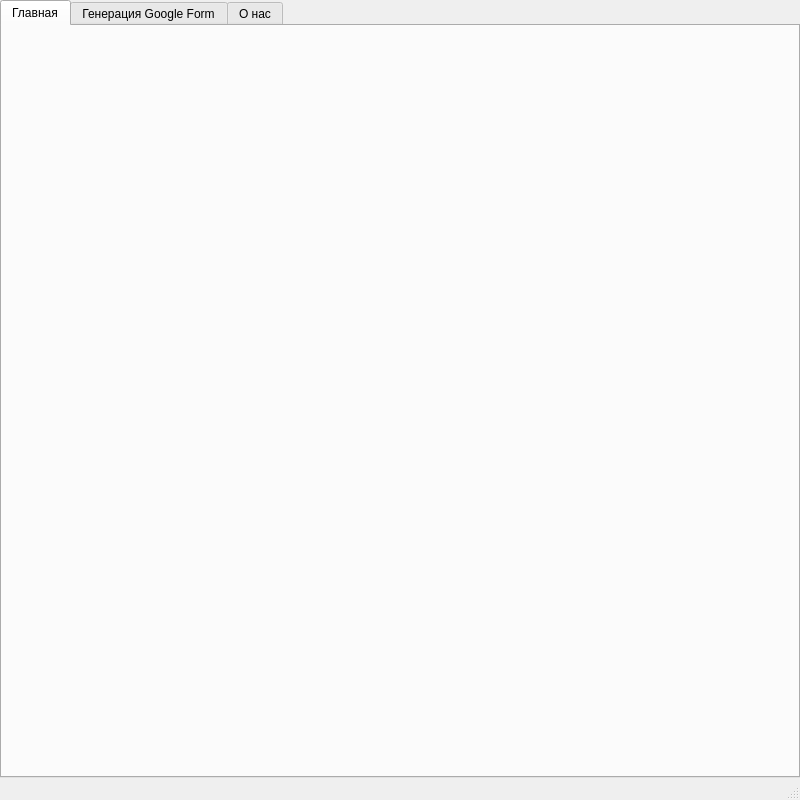
Old version of the form Mainwindow.ui in the repository egorchernobai/SOP_for_NovSU.
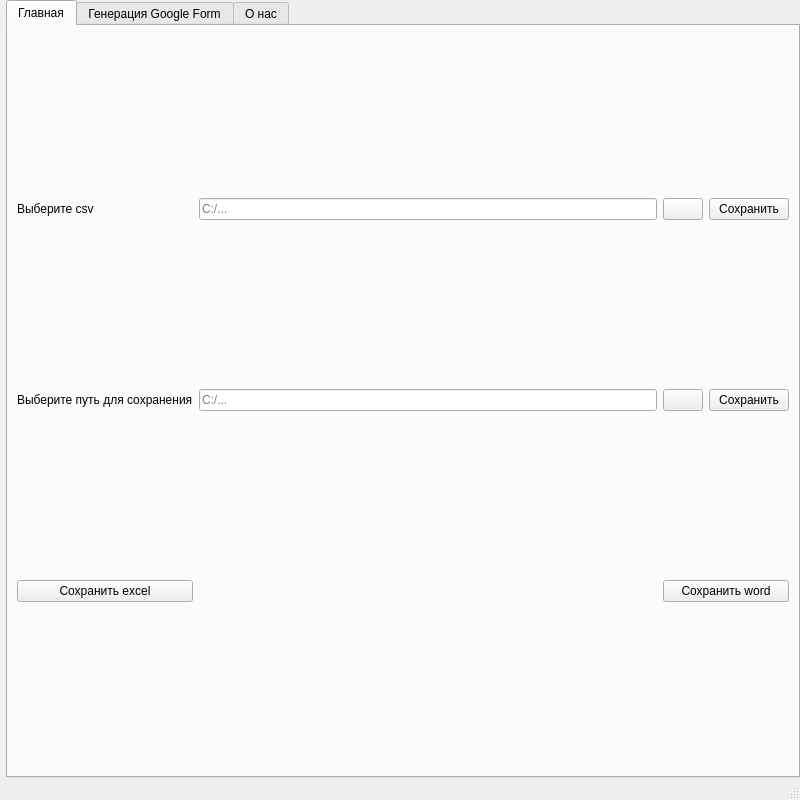
New version of the form. The open tabs and pages were chosen to show the change.

Patch:
```diff
--- a/Mainwindow.ui
+++ b/Mainwindow.ui
@@ -38,7 +38,7 @@
      <height>16777215</height>
     </size>
    </property>
-   <layout class="QGridLayout" name="gridLayout">
+   <layout class="QFormLayout" name="formLayout">
     <property name="leftMargin">
      <number>0</number>
     </property>
@@ -52,8 +52,9 @@
      <number>0</number>
     </property>
     <item row="0" column="0">
-     <layout class="QVBoxLayout" name="verticalLayout_3">
-      <item>
+     <layout class="QGridLayout" name="gridLayout"/>
+    </item>
+    <item row="0" column="1">
        <widget class="QTabWidget" name="tabWidget">
         <property name="currentIndex">
          <number>1</number>
@@ -62,6 +63,78 @@
          <attribute name="title">
           <string>Главная</string>
          </attribute>
+       <layout class="QGridLayout" name="gridLayout_4">
+        <item row="0" column="0">
+         <widget class="QLabel" name="label_7">
+          <property name="text">
+           <string>Выберите csv</string>
+          </property>
+         </widget>
+        </item>
+        <item row="0" column="2">
+         <widget class="QLineEdit" name="csv_path">
+          <property name="placeholderText">
+           <string>C:/...</string>
+          </property>
+         </widget>
+        </item>
+        <item row="0" column="4">
+         <widget class="QPushButton" name="csv_save">
+          <property name="text">
+           <string>Сохранить</string>
+          </property>
+         </widget>
+        </item>
+        <item row="2" column="0">
+         <widget class="QPushButton" name="save_excel">
+          <property name="text">
+           <string>Сохранить excel</string>
+          </property>
+         </widget>
+        </item>
+        <item row="1" column="0">
+         <widget class="QLabel" name="label_8">
+          <property name="text">
+           <string>Выберите путь для сохранения</string>
+          </property>
+         </widget>
+        </item>
+        <item row="1" column="2">
+         <widget class="QLineEdit" name="out_path">
+          <property name="placeholderText">
+           <string>C:/...</string>
+          </property>
+         </widget>
+        </item>
+        <item row="1" column="4">
+         <widget class="QPushButton" name="save_out">
+          <property name="text">
+           <string>Сохранить</string>
+          </property>
+         </widget>
+        </item>
+        <item row="0" column="3">
+         <widget class="QPushButton" name="csv_picker">
+          <property name="text">
+           <string/>
+          </property>
+         </widget>
+        </item>
+        <item row="1" column="3">
+         <widget class="QPushButton" name="out_file_picker">
+          <property name="text">
+           <string/>
+          </property>
+         </widget>
+        </item>
+        <item row="2" column="3" colspan="2">
+         <widget class="QPushButton" name="save_word">
+          <property name="text">
+           <string>Сохранить word</string>
+          </property>
+         </widget>
+        </item>
+       </layout>
         </widget>
         <widget class="QWidget" name="generating_gform_tab">
          <property name="sizePolicy">
@@ -399,8 +472,6 @@
          </layout>
         </widget>
        </widget>
-      </item>
-     </layout>
     </item>
    </layout>
   </widget>
```
Left out of the diff: 2 changed lines with no effect on the pictures. Lines whose indentation alone changed are shown as unchanged.
